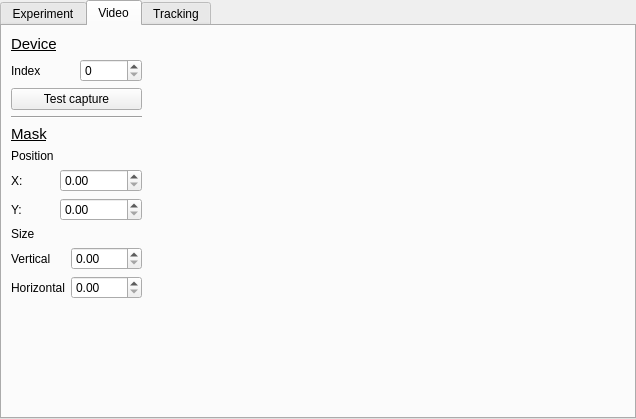
Qt form configwindow.ui (fgu-cas/kachna-tracker) before a commit.
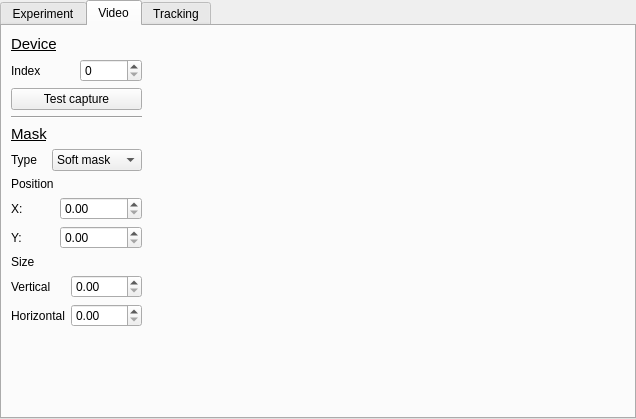
The same form after that commit. The open tabs and pages were chosen to show the change.

The edit to the form file:
```diff
--- a/configwindow.ui
+++ b/configwindow.ui
@@ -364,6 +364,31 @@
         </property>
        </widget>
       </item>
+      <item>
+       <layout class="QHBoxLayout" name="horizontalLayout_6">
+        <item>
+         <widget class="QLabel" name="label_32">
+          <property name="text">
+           <string>Type</string>
+          </property>
+         </widget>
+        </item>
+        <item>
+         <widget class="QComboBox" name="typeBox">
+          <item>
+           <property name="text">
+            <string>Soft mask</string>
+           </property>
+          </item>
+          <item>
+           <property name="text">
+            <string>Hard mask</string>
+           </property>
+          </item>
+         </widget>
+        </item>
+       </layout>
+      </item>
       <item>
        <layout class="QFormLayout" name="formLayout_7">
         <property name="fieldGrowthPolicy">
```
